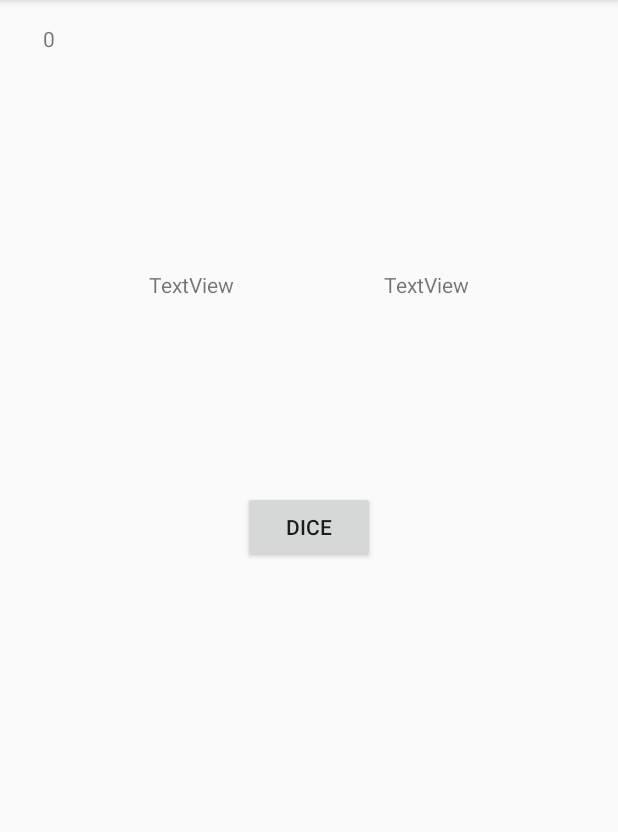
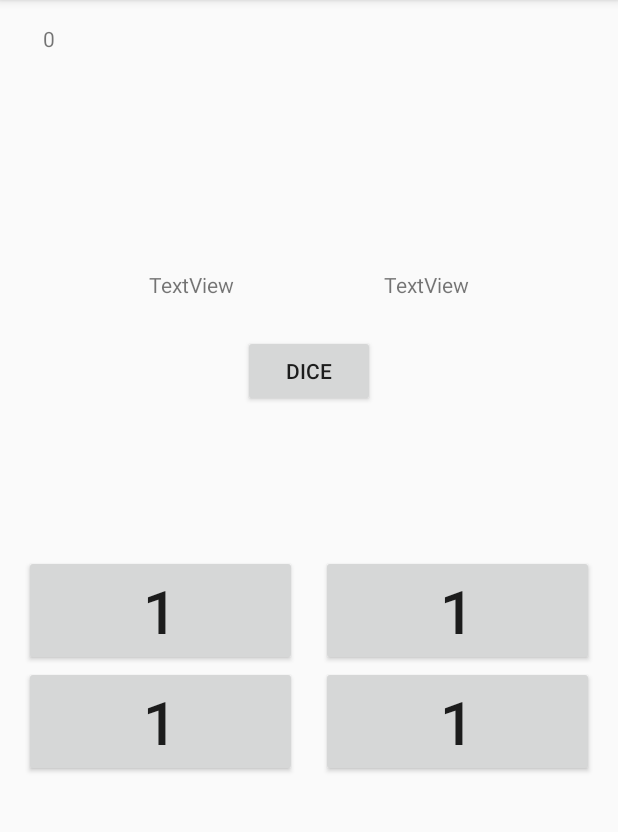
Before and after one commit to Zahra-Jannesari/mathematicalOperationRace, an Android app: the screen it shows after launch (MainActivity), on a phone screen of 412 x 824 dp, the part 84-916 px from its top. Run offline under Robolectric (Android 15) with nearby library versions, the phone set to English and light mode, and no system bars.

Commit message:
some small changes

```diff
--- a/app/src/main/java/com/zarisa/numbergame/MainActivity.kt
+++ b/app/src/main/java/com/zarisa/numbergame/MainActivity.kt
@@ -6,7 +6,6 @@ import androidx.appcompat.app.AppCompatActivity
 import android.os.Bundle
 import android.view.View
 import android.widget.Button
-import android.widget.EditText
 import com.zarisa.numbergame.databinding.ActivityMainBinding
 import java.util.*
 
@@ -23,21 +22,18 @@ class MainActivity : AppCompatActivity() {
         initView()
         level=0
     }
-
     private fun initView() {
-
-        binding.buttonDice.setOnClickListener { dice() }
         listButtons.add(binding.button1)
         listButtons.add(binding.button2)
         listButtons.add(binding.button3)
         listButtons.add(binding.button4)
+        binding.buttonDice.setOnClickListener {dice()}
         listButtons.forEach {
             it.setOnClickListener {
                 checkAnswer(listButtons.indexOf(it))
             }
         }
         binding.textViewScore.text = score.toString()
-
     }
 
     private fun dice() {
--- a/app/src/main/java/com/zarisa/numbergame/ScoreActivity.kt
+++ b/app/src/main/java/com/zarisa/numbergame/ScoreActivity.kt
@@ -1,10 +1,12 @@
 package com.zarisa.numbergame
 
+import android.app.Activity
 import android.content.Intent
 import androidx.appcompat.app.AppCompatActivity
 import android.os.Bundle
 import com.zarisa.numbergame.databinding.ActivityMainBinding
 import com.zarisa.numbergame.databinding.ActivityScoreBinding
+import kotlin.system.exitProcess
 
 class ScoreActivity : AppCompatActivity() {
     lateinit var binding: ActivityScoreBinding
@@ -14,7 +16,9 @@ class ScoreActivity : AppCompatActivity() {
         setContentView(binding.root)
         getScore()
         binding.buttonPlayAgain.setOnClickListener { playAgain() }
-        binding.exit.setOnClickListener { finish() }
+        binding.exit.setOnClickListener {
+
+        }
     }
     fun getScore(){
         var score=intent.getIntExtra("score",0)
--- a/app/src/main/res/layout/activity_main.xml
+++ b/app/src/main/res/layout/activity_main.xml
@@ -43,13 +43,11 @@
         android:id="@+id/button_dice"
         android:layout_width="wrap_content"
         android:layout_height="wrap_content"
+        android:layout_marginTop="24dp"
         android:text="dice"
-        app:layout_constraintBottom_toBottomOf="parent"
         app:layout_constraintEnd_toEndOf="parent"
-        app:layout_constraintHorizontal_bias="0.501"
         app:layout_constraintStart_toStartOf="parent"
-        app:layout_constraintTop_toBottomOf="@+id/textView_numberA"
-        app:layout_constraintVertical_bias="0.246" />
+        app:layout_constraintTop_toBottomOf="@+id/textView_numberA" />
 
     <LinearLayout
         android:id="@+id/linearLayout1"
@@ -91,7 +89,8 @@
         app:layout_constraintBottom_toBottomOf="parent"
         app:layout_constraintEnd_toEndOf="parent"
         app:layout_constraintStart_toStartOf="parent"
-        app:layout_constraintTop_toBottomOf="@+id/linearLayout1">
+        app:layout_constraintTop_toBottomOf="@+id/linearLayout1"
+        app:layout_constraintVertical_bias="0.0">
 
         <Button
             android:id="@+id/button3"
@@ -117,7 +116,7 @@
         android:layout_width="wrap_content"
         android:layout_height="wrap_content"
         app:constraint_referenced_ids="linearLayout1,LinearLayout2"
-        android:visibility="gone"/>
+        android:visibility="visible"/>
 
 
 </androidx.constraintlayout.widget.ConstraintLayout>
```
